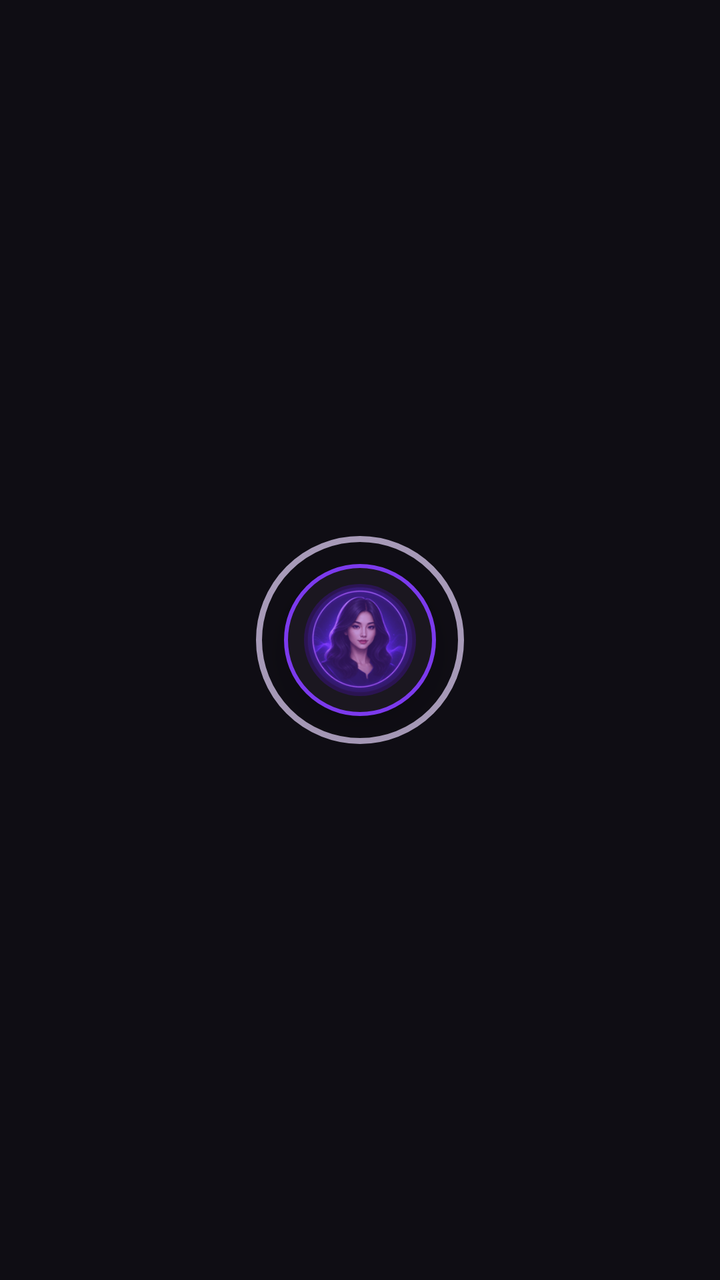
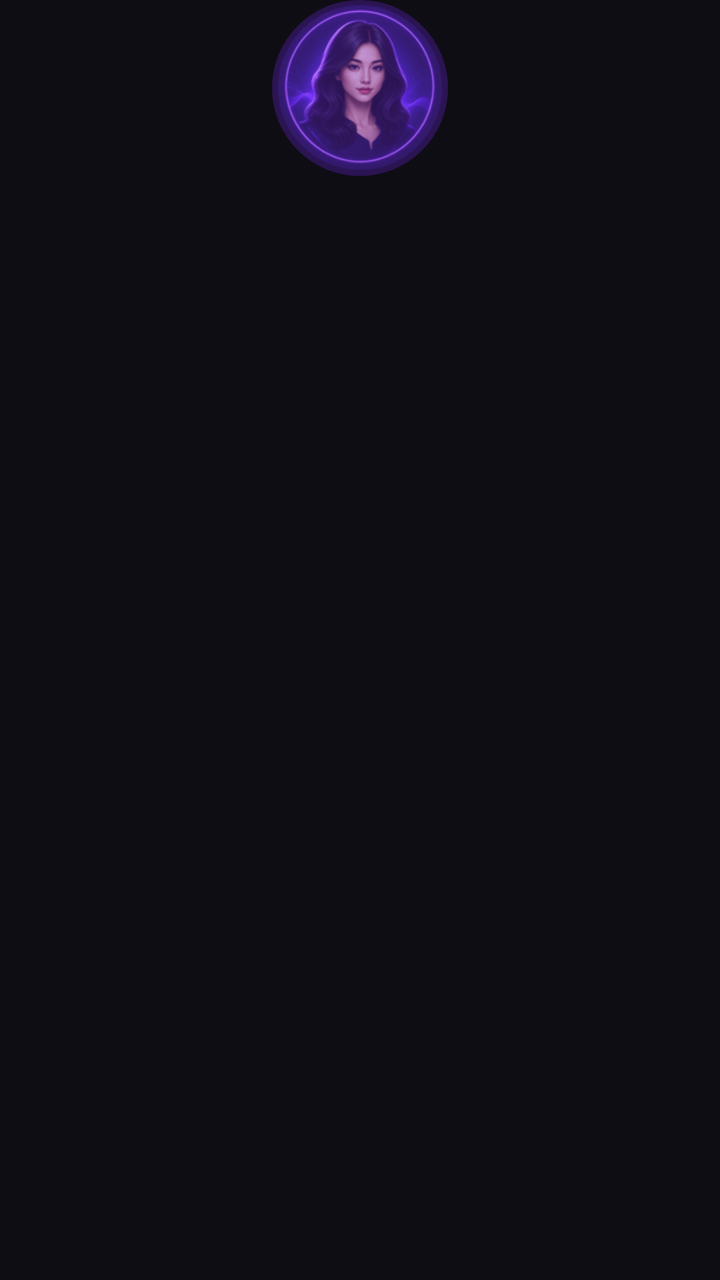

Screens rendered from an Android XML layout before and after an edit, with the pre-edit source and the edit as a unified diff.
<!-- AndroidManifest.xml: application theme Theme.Kate -->
<!-- res/layout/overlay_kate.xml -->
<?xml version="1.0" encoding="utf-8"?>
<FrameLayout xmlns:android="http://schemas.android.com/apk/res/android"
    android:layout_width="wrap_content"
    android:layout_height="wrap_content">

    
    <View
        android:id="@+id/state_ring"
        android:layout_width="104dp"
        android:layout_height="104dp"
        android:layout_gravity="center"
        android:background="@drawable/overlay_state_ring" />

    
    <FrameLayout
        android:id="@+id/overlay_bubble"
        android:layout_width="76dp"
        android:layout_height="76dp"
        android:layout_gravity="center"
        android:background="@drawable/overlay_bubble_background"
        android:elevation="8dp">

        <ImageView
            android:id="@+id/kate_avatar"
            android:layout_width="56dp"
            android:layout_height="56dp"
            android:layout_gravity="center"
            android:background="@drawable/circle_clip_mask"
            android:clipToOutline="true"
            android:scaleType="centerCrop"
            android:src="@drawable/kate_avatar_idle" />

        <View
            android:id="@+id/listening_indicator"
            android:layout_width="14dp"
            android:layout_height="14dp"
            android:layout_gravity="bottom|end"
            android:background="@drawable/overlay_indicator_dot"
            android:visibility="gone" />

    </FrameLayout>

    
    <FrameLayout
        android:id="@+id/overlay_expanded"
        android:layout_width="320dp"
        android:layout_height="wrap_content"
        android:layout_gravity="bottom"
        android:background="@drawable/overlay_expanded_background"
        android:elevation="12dp"
        android:visibility="gone">

        
        <include layout="@layout/overlay_expanded_content" />

    </FrameLayout>

</FrameLayout>
<!-- res/layout/overlay_expanded_content.xml (included above) -->
<?xml version="1.0" encoding="utf-8"?>
<LinearLayout xmlns:android="http://schemas.android.com/apk/res/android"
    android:layout_width="match_parent"
    android:layout_height="wrap_content"
    android:orientation="vertical"
    android:padding="16dp">

    
    <LinearLayout
        android:layout_width="match_parent"
        android:layout_height="wrap_content"
        android:orientation="horizontal"
        android:gravity="center_vertical">

        <ImageView
            android:id="@+id/overlay_avatar"
            android:layout_width="48dp"
            android:layout_height="48dp"
            android:background="@drawable/circle_clip_mask"
            android:clipToOutline="true"
            android:scaleType="centerCrop"
            android:src="@drawable/kate_avatar_idle" />

        <TextView
            android:layout_width="0dp"
            android:layout_height="wrap_content"
            android:layout_weight="1"
            android:layout_marginStart="12dp"
            android:text="Kate Assistant"
            android:textColor="#F5F3F7"
            android:textSize="18sp"
            android:textStyle="bold" />

        <ImageButton
            android:id="@+id/overlay_close"
            android:layout_width="32dp"
            android:layout_height="32dp"
            android:background="@android:drawable/ic_menu_close_clear_cancel"
            android:contentDescription="Close" />
    </LinearLayout>

    
    <ScrollView
        android:id="@+id/overlay_transcript_scroll"
        android:layout_width="match_parent"
        android:layout_height="wrap_content"
        android:layout_marginVertical="12dp"
        android:background="#252030"
        android:padding="12dp">

        <TextView
            android:id="@+id/overlay_transcript"
            android:layout_width="match_parent"
            android:layout_height="wrap_content"
            android:text="Say something..."
            android:textColor="#A79AB8"
            android:textSize="14sp" />
    </ScrollView>

    
    <LinearLayout
        android:layout_width="match_parent"
        android:layout_height="wrap_content"
        android:orientation="horizontal"
        android:gravity="center">

        <Button
            android:id="@+id/overlay_mic_button"
            android:layout_width="56dp"
            android:layout_height="56dp"
            android:background="@drawable/overlay_mic_button"
            android:contentDescription="Mic" />

        <Button
            android:id="@+id/overlay_apps_button"
            android:layout_width="48dp"
            android:layout_height="48dp"
            android:layout_marginStart="16dp"
            android:background="@drawable/overlay_apps_button"
            android:contentDescription="Apps" />

        <Button
            android:id="@+id/overlay_type_button"
            android:layout_width="48dp"
            android:layout_height="48dp"
            android:layout_marginStart="16dp"
            android:background="@drawable/overlay_type_button"
            android:contentDescription="Type" />
    </LinearLayout>

</LinearLayout>
<!-- resources referenced by this layout -->
<resources>
  <!-- drawable circle_clip_mask (drawable) -->
  <?xml version="1.0" encoding="utf-8"?>
  <shape xmlns:android="http://schemas.android.com/apk/res/android"
      android:shape="oval">
      <solid android:color="@android:color/transparent" />
  </shape>
  <!-- drawable kate_avatar_idle: png bitmap (drawable, 26653 bytes) -->
  <!-- drawable overlay_apps_button (drawable) -->
  <?xml version="1.0" encoding="utf-8"?>
  <shape xmlns:android="http://schemas.android.com/apk/res/android"
      android:shape="oval">
      <solid android:color="#322B3D" />
      <size
          android:width="48dp"
          android:height="48dp" />
  </shape>
  <!-- drawable overlay_bubble_background (drawable) -->
  <?xml version="1.0" encoding="utf-8"?>
  <shape xmlns:android="http://schemas.android.com/apk/res/android"
      android:shape="oval">
      <solid android:color="#1B1720" />
      <stroke
          android:width="2dp"
          android:color="#7C3AED" />
      <size
          android:width="64dp"
          android:height="64dp" />
  </shape>
  <!-- drawable overlay_expanded_background (drawable) -->
  <?xml version="1.0" encoding="utf-8"?>
  <shape xmlns:android="http://schemas.android.com/apk/res/android"
      android:shape="rectangle">
      <solid android:color="#1B1720" />
      <corners android:radius="16dp" />
      <stroke
          android:width="1dp"
          android:color="#322B3D" />
  </shape>
  <!-- drawable overlay_indicator_dot (drawable) -->
  <?xml version="1.0" encoding="utf-8"?>
  <shape xmlns:android="http://schemas.android.com/apk/res/android"
      android:shape="oval">
      <solid android:color="#D4FF4F" />
      <size
          android:width="12dp"
          android:height="12dp" />
  </shape>
  <!-- drawable overlay_mic_button (drawable) -->
  <?xml version="1.0" encoding="utf-8"?>
  <shape xmlns:android="http://schemas.android.com/apk/res/android"
      android:shape="oval">
      <solid android:color="#7C3AED" />
      <size
          android:width="56dp"
          android:height="56dp" />
  </shape>
  <!-- drawable overlay_state_ring (drawable) -->
  <?xml version="1.0" encoding="utf-8"?>
  <shape xmlns:android="http://schemas.android.com/apk/res/android"
      android:shape="oval">
      <stroke
          android:width="3dp"
          android:color="#FFA79AB8" />
      <solid android:color="@android:color/transparent" />
  </shape>
  <!-- drawable overlay_type_button (drawable) -->
  <?xml version="1.0" encoding="utf-8"?>
  <shape xmlns:android="http://schemas.android.com/apk/res/android"
      android:shape="oval">
      <solid android:color="#322B3D" />
      <size
          android:width="48dp"
          android:height="48dp" />
  </shape>
  <style name="Theme.Kate" parent="Theme.Material3.DayNight.NoActionBar">
          <item name="colorPrimary">#7C3AED</item>
          <item name="colorPrimaryDark">#4C1D95</item>
          <item name="colorAccent">#D4FF4F</item>
          <item name="android:windowBackground">#0F0D14</item>
          <item name="android:statusBarColor" tools:targetApi="21">#0F0D14</item>
      </style>
</resources>

<!-- the commit's change to res/layout/overlay_kate.xml (unified diff, before → after) -->
@@ -1,61 +1,34 @@
 <?xml version="1.0" encoding="utf-8"?>
-<FrameLayout xmlns:android="http://schemas.android.com/apk/res/android"
+<LinearLayout xmlns:android="http://schemas.android.com/apk/res/android"
     android:layout_width="wrap_content"
-    android:layout_height="wrap_content">
+    android:layout_height="wrap_content"
+    android:orientation="vertical"
+    android:gravity="center_horizontal">
 
-    
-    <View
-        android:id="@+id/state_ring"
-        android:layout_width="104dp"
-        android:layout_height="104dp"
-        android:layout_gravity="center"
-        android:background="@drawable/overlay_state_ring" />
+    <ImageView
+        android:id="@+id/kate_avatar"
+        android:layout_width="88dp"
+        android:layout_height="88dp"
+        android:background="@drawable/circle_clip_mask"
+        android:clipToOutline="true"
+        android:scaleType="centerCrop"
+        android:elevation="8dp"
+        android:src="@drawable/kate_avatar_idle" />
 
-    
-    <FrameLayout
-        android:id="@+id/overlay_bubble"
-        android:layout_width="76dp"
-        android:layout_height="76dp"
-        android:layout_gravity="center"
-        android:background="@drawable/overlay_bubble_background"
-        android:elevation="8dp">
-
-        <ImageView
-            android:id="@+id/kate_avatar"
-            android:layout_width="56dp"
-            android:layout_height="56dp"
-            android:layout_gravity="center"
-            android:background="@drawable/circle_clip_mask"
-            android:clipToOutline="true"
-            android:scaleType="centerCrop"
-            android:src="@drawable/kate_avatar_idle" />
-
-        <View
-            android:id="@+id/listening_indicator"
-            android:layout_width="14dp"
-            android:layout_height="14dp"
-            android:layout_gravity="bottom|end"
-            android:background="@drawable/overlay_indicator_dot"
-            android:visibility="gone" />
-
-    </FrameLayout>
-
-    
     <FrameLayout
         android:id="@+id/overlay_expanded"
         android:layout_width="320dp"
         android:layout_height="wrap_content"
-        android:layout_gravity="bottom"
+        android:layout_marginTop="12dp"
         android:background="@drawable/overlay_expanded_background"
         android:elevation="12dp"
         android:visibility="gone">
 
-        
         <include layout="@layout/overlay_expanded_content" />
 
     </FrameLayout>
 
-</FrameLayout>
+</LinearLayout>
 <!-- res/layout/overlay_expanded_content.xml (included above) -->
 <?xml version="1.0" encoding="utf-8"?>
 <LinearLayout xmlns:android="http://schemas.android.com/apk/res/android"
@@ -65,45 +38,10 @@
     android:padding="16dp">
 
     
-    <LinearLayout
-        android:layout_width="match_parent"
-        android:layout_height="wrap_content"
-        android:orientation="horizontal"
-        android:gravity="center_vertical">
-
-        <ImageView
-            android:id="@+id/overlay_avatar"
-            android:layout_width="48dp"
-            android:layout_height="48dp"
-            android:background="@drawable/circle_clip_mask"
-            android:clipToOutline="true"
-            android:scaleType="centerCrop"
-            android:src="@drawable/kate_avatar_idle" />
-
-        <TextView
-            android:layout_width="0dp"
-            android:layout_height="wrap_content"
-            android:layout_weight="1"
-            android:layout_marginStart="12dp"
-            android:text="Kate Assistant"
-            android:textColor="#F5F3F7"
-            android:textSize="18sp"
-            android:textStyle="bold" />
-
-        <ImageButton
-            android:id="@+id/overlay_close"
-            android:layout_width="32dp"
-            android:layout_height="32dp"
-            android:background="@android:drawable/ic_menu_close_clear_cancel"
-            android:contentDescription="Close" />
-    </LinearLayout>
-
-    
     <ScrollView
         android:id="@+id/overlay_transcript_scroll"
         android:layout_width="match_parent"
         android:layout_height="wrap_content"
-        android:layout_marginVertical="12dp"
         android:background="#252030"
         android:padding="12dp">
 
@@ -112,39 +50,8 @@
             android:layout_width="match_parent"
             android:layout_height="wrap_content"
             android:text="Say something..."
-            android:textColor="#A79AB8"
-            android:textSize="14sp" />
+            android:textColor="#F5F3F7"
+            android:textSize="15sp" />
     </ScrollView>
 
-    
-    <LinearLayout
-        android:layout_width="match_parent"
-        android:layout_height="wrap_content"
-        android:orientation="horizontal"
-        android:gravity="center">
-
-        <Button
-            android:id="@+id/overlay_mic_button"
-            android:layout_width="56dp"
-            android:layout_height="56dp"
-            android:background="@drawable/overlay_mic_button"
-            android:contentDescription="Mic" />
-
-        <Button
-            android:id="@+id/overlay_apps_button"
-            android:layout_width="48dp"
-            android:layout_height="48dp"
-            android:layout_marginStart="16dp"
-            android:background="@drawable/overlay_apps_button"
-            android:contentDescription="Apps" />
-
-        <Button
-            android:id="@+id/overlay_type_button"
-            android:layout_width="48dp"
-            android:layout_height="48dp"
-            android:layout_marginStart="16dp"
-            android:background="@drawable/overlay_type_button"
-            android:contentDescription="Type" />
-    </LinearLayout>
-
 </LinearLayout>
<!-- resource entries referenced after the edit -->
@@ -7,27 +7,6 @@
       <solid android:color="@android:color/transparent" />
   </shape>
   <!-- drawable kate_avatar_idle: png bitmap (drawable, 26653 bytes) -->
-  <!-- drawable overlay_apps_button (drawable) -->
-  <?xml version="1.0" encoding="utf-8"?>
-  <shape xmlns:android="http://schemas.android.com/apk/res/android"
-      android:shape="oval">
-      <solid android:color="#322B3D" />
-      <size
-          android:width="48dp"
-          android:height="48dp" />
-  </shape>
-  <!-- drawable overlay_bubble_background (drawable) -->
-  <?xml version="1.0" encoding="utf-8"?>
-  <shape xmlns:android="http://schemas.android.com/apk/res/android"
-      android:shape="oval">
-      <solid android:color="#1B1720" />
-      <stroke
-          android:width="2dp"
-          android:color="#7C3AED" />
-      <size
-          android:width="64dp"
-          android:height="64dp" />
-  </shape>
   <!-- drawable overlay_expanded_background (drawable) -->
   <?xml version="1.0" encoding="utf-8"?>
   <shape xmlns:android="http://schemas.android.com/apk/res/android"
@@ -38,42 +17,6 @@
           android:width="1dp"
           android:color="#322B3D" />
   </shape>
-  <!-- drawable overlay_indicator_dot (drawable) -->
-  <?xml version="1.0" encoding="utf-8"?>
-  <shape xmlns:android="http://schemas.android.com/apk/res/android"
-      android:shape="oval">
-      <solid android:color="#D4FF4F" />
-      <size
-          android:width="12dp"
-          android:height="12dp" />
-  </shape>
-  <!-- drawable overlay_mic_button (drawable) -->
-  <?xml version="1.0" encoding="utf-8"?>
-  <shape xmlns:android="http://schemas.android.com/apk/res/android"
-      android:shape="oval">
-      <solid android:color="#7C3AED" />
-      <size
-          android:width="56dp"
-          android:height="56dp" />
-  </shape>
-  <!-- drawable overlay_state_ring (drawable) -->
-  <?xml version="1.0" encoding="utf-8"?>
-  <shape xmlns:android="http://schemas.android.com/apk/res/android"
-      android:shape="oval">
-      <stroke
-          android:width="3dp"
-          android:color="#FFA79AB8" />
-      <solid android:color="@android:color/transparent" />
-  </shape>
-  <!-- drawable overlay_type_button (drawable) -->
-  <?xml version="1.0" encoding="utf-8"?>
-  <shape xmlns:android="http://schemas.android.com/apk/res/android"
-      android:shape="oval">
-      <solid android:color="#322B3D" />
-      <size
-          android:width="48dp"
-          android:height="48dp" />
-  </shape>
   <style name="Theme.Kate" parent="Theme.Material3.DayNight.NoActionBar">
           <item name="colorPrimary">#7C3AED</item>
           <item name="colorPrimaryDark">#4C1D95</item>
